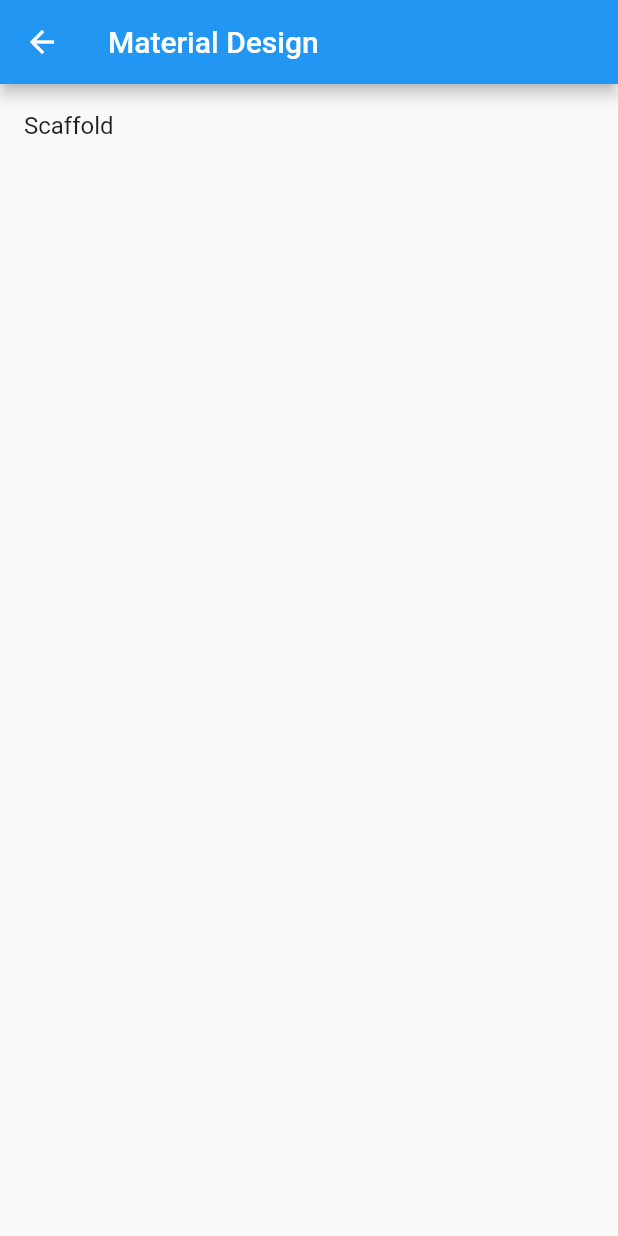
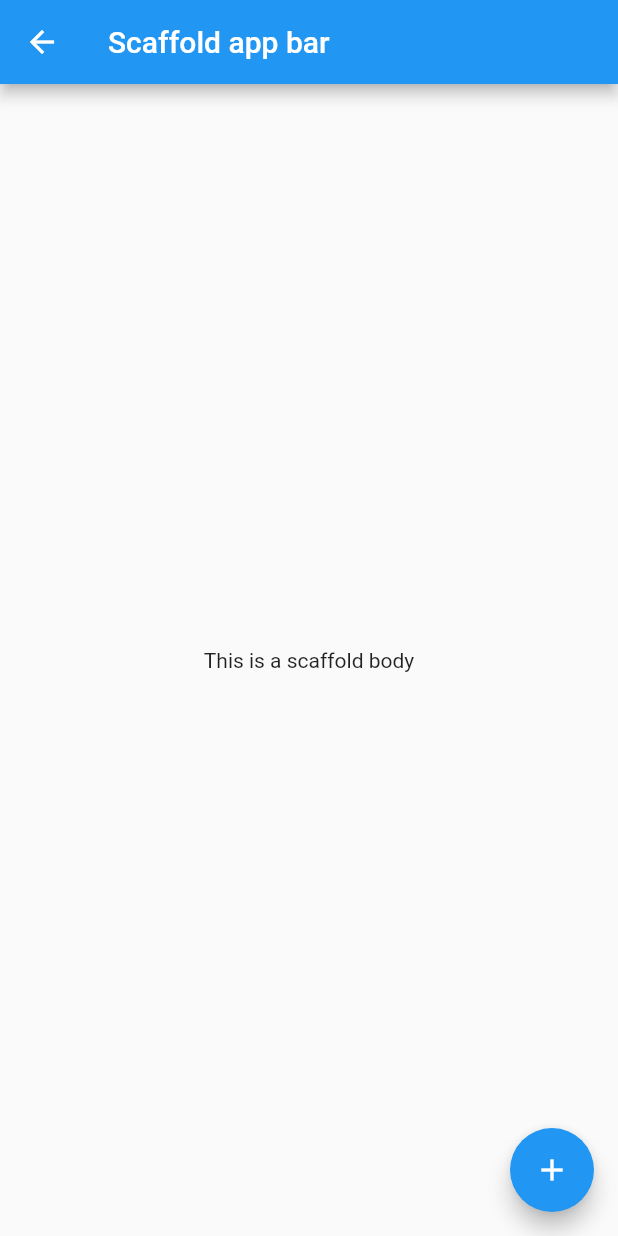
Before and after one commit to bakhtiararifinid/flutter-widgets, a Flutter app: the MaterialDesignPage screen opened by its route, after a tap on "Scaffold", on a phone screen of 412 x 824 dp. Run offline on Flutter 3.47's test engine with Material 2 defaults, Android fonts, the phone set to English and light mode, and no system bars.

Commit message:
scaffold page

```diff
--- a/lib/src/App.dart
+++ b/lib/src/App.dart
@@ -1,6 +1,7 @@
 import 'package:flutter/material.dart';
 import 'package:flutter_widgets/src/pages/home.dart';
 import 'package:flutter_widgets/src/pages/material_page.dart';
+import 'package:flutter_widgets/src/pages/scaffold_page.dart';
 
 class App extends StatelessWidget {
   @override
@@ -13,6 +14,7 @@ class App extends StatelessWidget {
       routes: {
         '/': (context) => HomePage(),
         '/material-design': (context) => MaterialDesignPage(),
+        '/scaffold': (context) => ScaffoldPage(),
       },
     );
   }
--- /dev/null
+++ b/lib/src/pages/scaffold_page.dart
@@ -0,0 +1,19 @@
+import 'package:flutter/material.dart';
+
+class ScaffoldPage extends StatelessWidget{
+  @override
+  Widget build(BuildContext context) {
+    return Scaffold(
+      appBar: AppBar(
+        title: Text('Scaffold app bar'),
+      ),
+      body: Center(
+        child: Text('This is a scaffold body'),
+      ),
+      floatingActionButton: FloatingActionButton(
+        onPressed: () {},
+        child: Icon(Icons.add),
+      ),
+    );
+  }
+}
```
